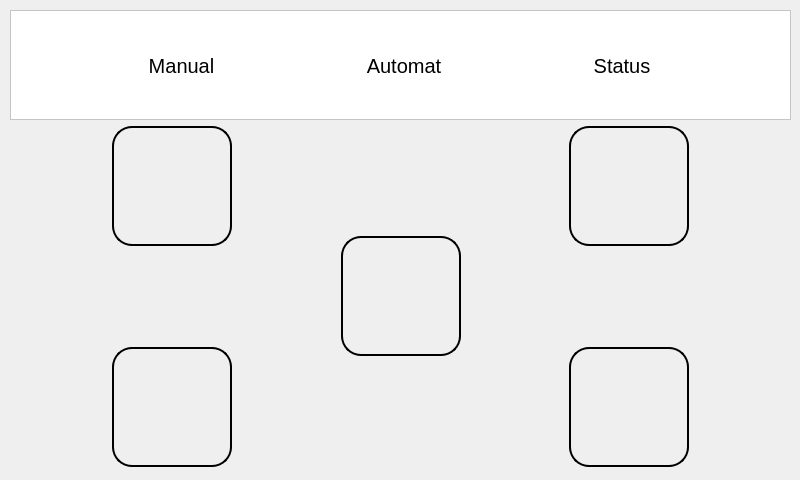
This is software/pc/gui/gui.ui in Brollof/Yamori as Qt 5 draws it before an edit. The edited form follows.
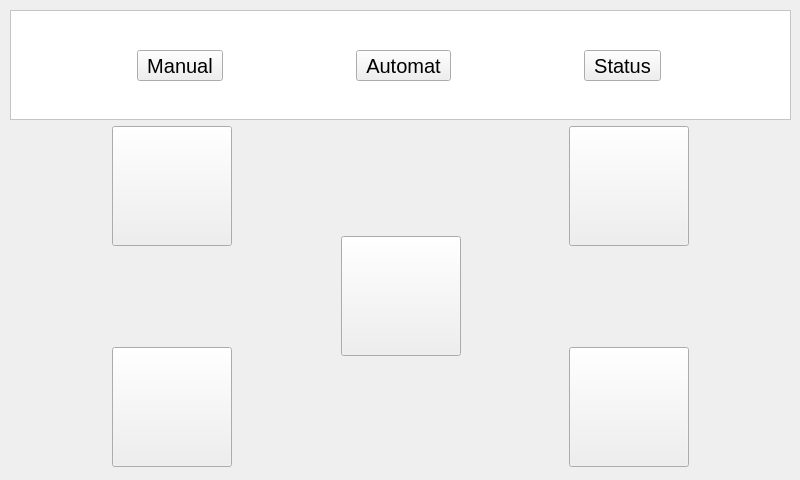
This is the edited form. Icons and pictures are not drawn.

Commit message: GUI color adjusted

What changed in the file:
```diff
--- a/software/pc/gui/gui.ui
+++ b/software/pc/gui/gui.ui
@@ -38,7 +38,15 @@
    <bool>false</bool>
   </property>
   <property name="styleSheet">
-   <string notr="true">#pageManual QPushButton, #pageManual QToolButton {
+   <string notr="true">#menuFrame {
+	border: 4px solid #ffe0b2;
+}
+
+#centralwidget {
+	background-color: white;
+}
+
+#pageManual QPushButton, #pageManual QToolButton {
 	border: 2px solid black;
 	border-radius: 20;
 }
@@ -57,6 +65,10 @@
 #pageDiag QGroupBox QLabel{
 	font-size: 20px;
 	color: #00C851;
+}
+
+#mainView &gt; QWidget {
+	background-color: white;
 }</string>
   </property>
   <widget class="QWidget" name="centralwidget">
@@ -179,6 +191,9 @@
          <verstretch>0</verstretch>
         </sizepolicy>
        </property>
+       <property name="styleSheet">
+        <string notr="true"/>
+       </property>
        <property name="frameShape">
         <enum>QFrame::NoFrame</enum>
        </property>
```
The commit also changes 1 other file.
